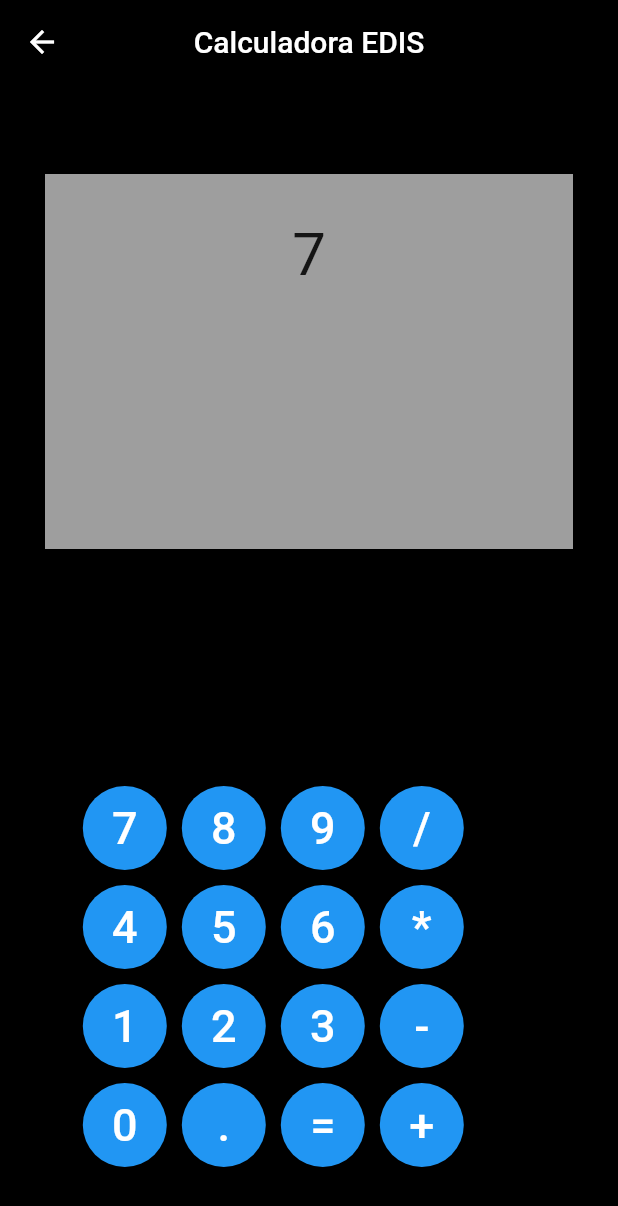
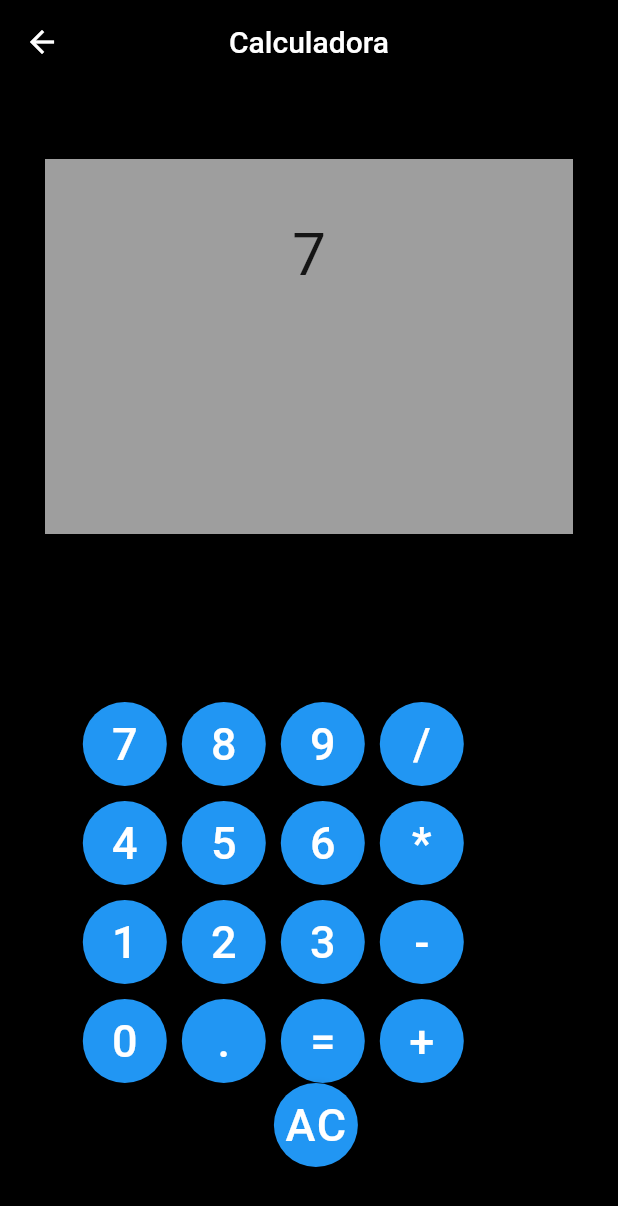
Before and after one commit to klauscj1/capacitacion_icreativa_flutter, a Flutter app: the CalculadoraEdison screen opened directly, after a tap on an icon or button, on a phone screen of 412 x 824 dp. Shown: the top 1206 px of the screen. Run offline on Flutter 3.47's test engine with Material 2 defaults, Android fonts, the phone set to English and light mode, and no system bars; Roboto replaces fonts that are missing (Karla).

Commit message:
calculadora avance

```diff
--- a/lib/ui/pages/calculadora_Edi.dart
+++ b/lib/ui/pages/calculadora_Edi.dart
@@ -6,17 +6,36 @@ class CalculadoraEdison extends StatefulWidget {
 }
 
 class _CalculadoraState extends State<CalculadoraEdison> {
-  // creamos las variables
 
-  int resultado = 0;
-  String valor_ingresado = '';
+  Widget crearBoton(String btntxt, String hero) {
+    return FloatingActionButton(
+      heroTag: '$hero',
+      onPressed: () {
+        calcular('$btntxt');
+      },
+      child: Text('$btntxt',style: TextStyle(fontSize: 30),),
+    );
+  }
+
+  Widget espaciadoBoton() {
+    return SizedBox(
+      width: 10,
+    );
+  }
+
+  Widget espaciadoSaltos() {
+    return SizedBox(
+      height: 10,
+    );
+  }
+
   @override
   Widget build(BuildContext context) {
     return Scaffold(
       backgroundColor: Colors.black,
       appBar: AppBar(
         centerTitle: true,
-        title: Text('Calculadora EDIS'),
+        title: Text('Calculadora'),
         backgroundColor: Colors.black,
       ),
       body: Center(
@@ -30,14 +49,16 @@ class _CalculadoraState extends State<CalculadoraEdison> {
             children: [
               Container(
                   width: MediaQuery.of(context).size.height * 0.9,
-                  margin: EdgeInsets.only(top: 30.0),
-                  padding: EdgeInsets.all(30.0),
+                  margin: EdgeInsets.only(top: 20.0),
+                  padding: EdgeInsets.all(40.0),
                   color: Colors.grey,
                   height: 250,
                   child: new Text(
-                    '$valor_ingresado',
+                    '$text',
                     textAlign: TextAlign.center,
-                    style: TextStyle(fontSize: 40.0, fontFamily: 'Karla'),
+                    style: TextStyle(
+                      fontSize: 40.0,
+                    ),
                   )),
             ],
           ),
@@ -54,267 +75,160 @@ class _CalculadoraState extends State<CalculadoraEdison> {
           children: [
             Row(
               children: [
-                FloatingActionButton(
-                  heroTag: 'btn_7',
-                  onPressed: () {
-                    valor_ingresado = valor_ingresado + '7';
-                    setState(() {});
-                    //print('el contador ahora es: $contador');
-                  },
-                  child: Text(
-                    '7',
-                    style: TextStyle(fontSize: 30),
-                  ),
-                ),
-                SizedBox(
-                  width: 10,
-                ),
-                FloatingActionButton(
-                  heroTag: 'btn_8',
-                  onPressed: () {
-                    valor_ingresado = valor_ingresado + '8';
-
-                    setState(() {});
-                    //print('el contador ahora es: $contador');
-                  },
-                  child: Text(
-                    '8',
-                    style: TextStyle(fontSize: 30),
-                  ),
-                ),
-                SizedBox(
-                  width: 10,
-                ),
-                FloatingActionButton(
-                  heroTag: 'btn_9',
-                  onPressed: () {
-                    valor_ingresado = valor_ingresado + '9';
-                    setState(() {});
-                    //print('el contador ahora es: $contador');
-                  },
-                  child: Text(
-                    '9',
-                    style: TextStyle(fontSize: 30),
-                  ),
-                ),
-                SizedBox(
-                  width: 10,
-                ),
-                FloatingActionButton(
-                  onPressed: () {
-                    setState(() {});
-                    //print('el contador ahora es: $contador');
-                  },
-                  child: Text(
-                    '/',
-                    style: TextStyle(fontSize: 30),
-                  ),
-                ),
-                SizedBox(
-                  width: 10,
-                ),
+                crearBoton('7', 'btn_7'),
+                espaciadoBoton(),
+                crearBoton('8', 'btn_8'),
+                espaciadoBoton(),
+                crearBoton('9', 'btn_9'),
+                espaciadoBoton(),
+                crearBoton('/', 'btn_/'),
+                espaciadoBoton(),
               ],
             ),
-            SizedBox(
-              height: 10,
-            ),
+            espaciadoSaltos(),
             Row(
               children: [
-                FloatingActionButton(
-                  heroTag: 'btn_4',
-                  onPressed: () {
-                    valor_ingresado = valor_ingresado + '4';
-                    setState(() {});
-                    //print('el contador ahora es: $contador');
-                  },
-                  child: Text(
-                    '4',
-                    style: TextStyle(fontSize: 30),
-                  ),
-                ),
-                SizedBox(
-                  width: 10,
-                ),
-                FloatingActionButton(
-                  heroTag: 'btn_5',
-                  onPressed: () {
-                    valor_ingresado = valor_ingresado + '5';
-                    setState(() {});
-                    //print('el contador ahora es: $contador');
-                  },
-                  child: Text(
-                    '5',
-                    style: TextStyle(fontSize: 30),
-                  ),
-                ),
-                SizedBox(
-                  width: 10,
-                ),
-                FloatingActionButton(
-                  heroTag: 'btn_6',
-                  onPressed: () {
-                    valor_ingresado = valor_ingresado + '6';
-                    setState(() {});
-                    //print('el contador ahora es: $contador');
-                  },
-                  child: Text(
-                    '6',
-                    style: TextStyle(fontSize: 30),
-                  ),
-                ),
-                SizedBox(
-                  width: 10,
-                ),
-                FloatingActionButton(
-                  heroTag: 'btn_multi',
-                  onPressed: () {
-                    setState(() {});
-                    //print('el contador ahora es: $contador');
-                  },
-                  child: Text(
-                    '*',
-                    style: TextStyle(fontSize: 30),
-                  ),
-                ),
-                SizedBox(
-                  width: 10,
-                ),
+                crearBoton('4', 'btn_4'),
+                espaciadoBoton(),
+                crearBoton('5', 'btn_5'),
+                espaciadoBoton(),
+                crearBoton('6', 'btn_6'),
+                espaciadoBoton(),
+                crearBoton('*', 'btn_multi'),
+                espaciadoBoton(),
               ],
             ),
-            SizedBox(
-              height: 10,
-            ),
+            espaciadoSaltos(),
             Row(
               children: [
-                FloatingActionButton(
-                  heroTag: 'btn_1',
-                  onPressed: () {
-                    valor_ingresado = valor_ingresado + '1';
-                    setState(() {});
-                    //print('el contador ahora es: $contador');
-                  },
-                  child: Text(
-                    '1',
-                    style: TextStyle(fontSize: 30),
-                  ),
-                ),
-                SizedBox(
-                  width: 10,
-                ),
-                FloatingActionButton(
-                  heroTag: 'btn_2',
-                  onPressed: () {
-                    valor_ingresado = valor_ingresado + '2';
-                    setState(() {});
-                    //print('el contador ahora es: $contador');
-                  },
-                  child: Text(
-                    '2',
-                    style: TextStyle(fontSize: 30),
-                  ),
-                ),
-                SizedBox(
-                  width: 10,
-                ),
-                FloatingActionButton(
-                  heroTag: 'btn_3',
-                  onPressed: () {
-                    valor_ingresado = valor_ingresado + '3';
-                    setState(() {});
-                    //print('el contador ahora es: $contador');
-                  },
-                  child: Text(
-                    '3',
-                    style: TextStyle(fontSize: 30),
-                  ),
-                ),
-                SizedBox(
-                  width: 10,
-                ),
-                FloatingActionButton(
-                  heroTag: 'btn_restar',
-                  onPressed: () {
-                    setState(() {});
-                    //print('el contador ahora es: $contador');
-                  },
-                  child: Text(
-                    '-',
-                    style: TextStyle(fontSize: 30),
-                  ),
-                ),
-                SizedBox(
-                  width: 10,
-                ),
+                crearBoton('1', 'btn_1'),
+                espaciadoBoton(),
+                crearBoton('2', 'btn_2'),
+                espaciadoBoton(),
+                crearBoton('3', 'btn_3'),
+                espaciadoBoton(),
+                crearBoton('-', 'btn_restar'),
+                espaciadoBoton(),
               ],
             ),
-            SizedBox(
-              height: 10,
-            ),
+            espaciadoSaltos(),
             Row(
               children: [
-                FloatingActionButton(
-                  heroTag: 'btn_cero',
-                  onPressed: () {
-                    valor_ingresado = valor_ingresado + '0';
-                    setState(() {});
-                    //print('el contador ahora es: $contador');
-                  },
-                  child: Text(
-                    '0',
-                    style: TextStyle(fontSize: 30),
-                  ),
-                ),
-                SizedBox(
-                  width: 10,
-                ),
-                FloatingActionButton(
-                  heroTag: 'btn_punto',
-                  onPressed: () {
-                    setState(() {});
-                    //print('el contador ahora es: $contador');
-                  },
-                  child: Text(
-                    '.',
-                    style: TextStyle(fontSize: 30),
-                  ),
-                ),
-                SizedBox(
-                  width: 10,
-                ),
-                FloatingActionButton(
-                  heroTag: 'btn_igual',
-                  onPressed: () {
-                    valor_ingresado = '';
-                    setState(() {});
-                    //print('el contador ahora es: $contador');
-                  },
-                  child: Text(
-                    '=',
-                    style: TextStyle(fontSize: 30),
-                  ),
-                ),
-                SizedBox(
-                  width: 10,
-                ),
-                FloatingActionButton(
-                  heroTag: 'btn_sumar',
-                  onPressed: () {
-                    setState(() {});
-                    //print('el contador ahora es: $contador');
-                  },
-                  child: Text(
-                    '+',
-                    style: TextStyle(fontSize: 30),
-                  ),
-                ),
-                SizedBox(
-                  width: 10,
-                ),
+                crearBoton('0', 'btn_cero'),
+                espaciadoBoton(),
+                crearBoton('.', 'btn_punto'),
+                espaciadoBoton(),
+                crearBoton('=', 'btn_igual'),
+                espaciadoBoton(),
+                crearBoton('+', 'btn_sumar'),
+                espaciadoBoton(),
               ],
             ),
+            crearBoton('AC', 'btn_Ac'),
+            espaciadoBoton(),
           ],
         ),
       ),
     );
   }
+
+  ///////////Metodo Para Calcular////////////////////////////
+  dynamic text = '0';
+  double num1 = 0;
+  double num2 = 0;
+
+  dynamic resultado = '';
+  dynamic finalResult = '';
+  dynamic opr = '';
+  dynamic preOpr = '';
+
+  void calcular(btnText) {
+    if (btnText == 'AC') {
+      text = '0';
+      num1 = 0;
+      num2 = 0;
+      resultado = '';
+      finalResult = '0';
+      opr = '';
+      preOpr = '';
+    } else if (opr == '=' && btnText == '=') {
+      if (preOpr == '+') {
+        finalResult = mSuma();
+      } else if (preOpr == '-') {
+        finalResult = mResta();
+      } else if (preOpr == '*') {
+        finalResult = mMult();
+      } else if (preOpr == '/') {
+        finalResult = mDiv();
+      }
+    } else if (btnText == '+' ||
+        btnText == '-' ||
+        btnText == '*' ||
+        btnText == '/' ||
+        btnText == '=') {
+      if (num1 == 0) {
+        num1 = double.parse(resultado);
+      } else {
+        num2 = double.parse(resultado);
+      }
+
+      if (opr == '+') {
+        finalResult = mSuma();
+      } else if (opr == '-') {
+        finalResult = mResta();
+      } else if (opr == '*') {
+        finalResult = mMult();
+      } else if (opr == '/') {
+        finalResult = mDiv();
+      }
+      preOpr = opr;
+      opr = btnText;
+      resultado = '';
+    } else if (btnText == '.') {
+      if (!resultado.toString().contains('.')) {
+        resultado = resultado.toString() + '.';
+      }
+      finalResult = resultado;
+    } else {
+      resultado = resultado + btnText;
+      finalResult = resultado;
+    }
+
+    setState(() {
+      text = finalResult;
+    });
+  }
+
+  String mSuma() {
+    resultado = (num1 + num2).toString();
+    num1 = double.parse(resultado);
+    return contDecimales(resultado);
+  }
+
+  String mResta() {
+    resultado = (num1 - num2).toString();
+    num1 = double.parse(resultado);
+    return contDecimales(resultado);
+  }
+
+  String mMult() {
+    resultado = (num1 * num2).toString();
+    num1 = double.parse(resultado);
+    return contDecimales(resultado);
+  }
+
+  String mDiv() {
+    resultado = (num1 / num2).toString();
+    num1 = double.parse(resultado);
+    return contDecimales(resultado);
+  }
+
+  String contDecimales(dynamic result) {
+    if (result.toString().contains('.')) {
+      List<String> splitDecimal = result.toString().split('.');
+      if (!(int.parse(splitDecimal[1]) > 0))
+        return result = splitDecimal[0].toString();
+    }
+    return result;
+  }
 }
```
